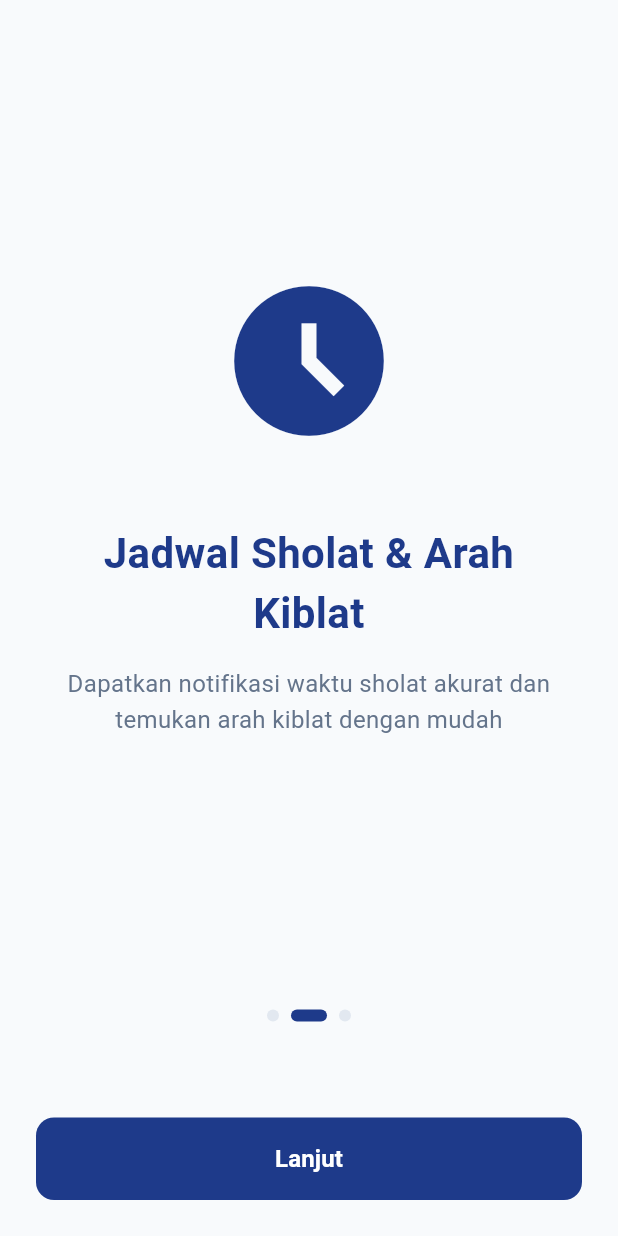
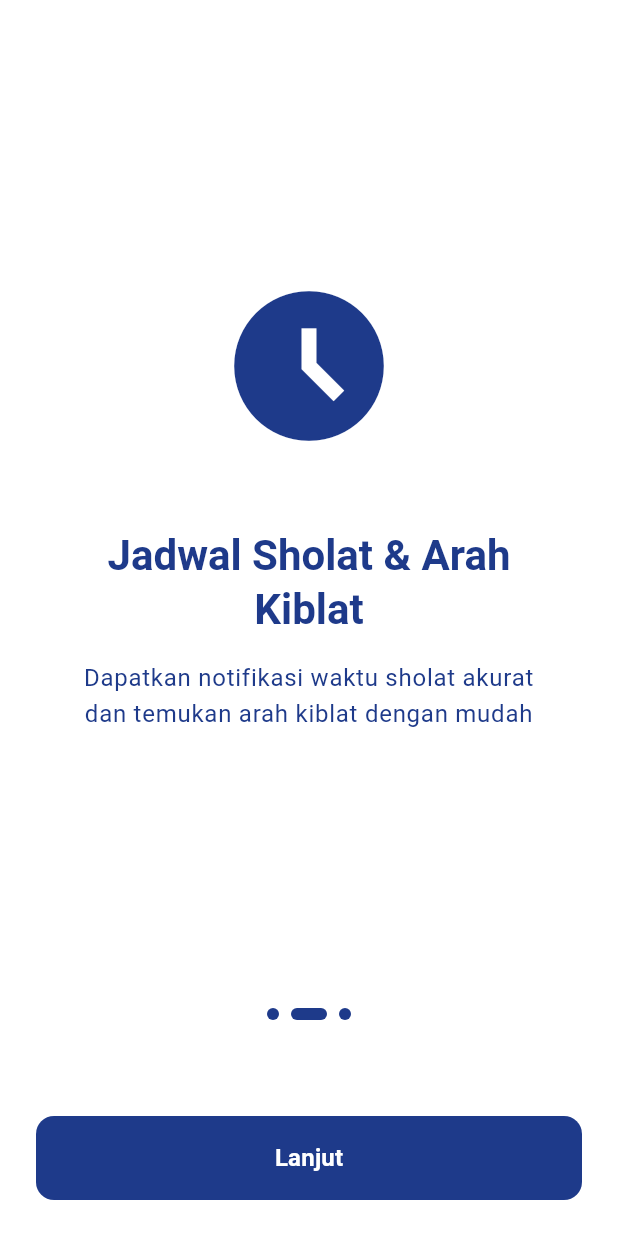
Before and after one commit to masumrpg/mls_flutter, a Flutter app: the screen it shows after launch, after a tap on "Lanjut", on a phone screen of 412 x 824 dp. Run offline on Flutter 3.47's test engine with Material 3 defaults, Android fonts, the phone set to English and light mode, and no system bars; our stand-ins replace audioplayers, dio, drift, drift_flutter, envied, equatable and 17 more; missing offline and left inert: gal, workmanager; accounts and stored records are empty; generated files the repository leaves out were written again; network calls fail.

Commit message:
feat: Add animated loading bar to splash screen and update theme color usage across pages.

```diff
--- a/lib/core/theme/app_colors.dart
+++ b/lib/core/theme/app_colors.dart
@@ -4,6 +4,9 @@ class AppColors {
   // Primary & Secondary
   static const primary = Color(0xFF1E3A8A); // Biru Dongker / Dark Blue
   static const secondary = Color(0xFFF59E0B); // Amber / Gold untuk aksen
+
+  // Accent
+  static const onPrimary = Color.fromARGB(255, 23, 48, 117);
 
   // Semantic
   static const error = Color(0xFFDC2626);
@@ -22,5 +25,5 @@ class AppColors {
   static const darkSurface = Color(0xFF1E293B); // Slate 800
   static const darkCard = Color(0xFF334155); // Slate 700
   static const darkText = Color(0xFFF1F5F9); // Slate 100
-  static const darkTextSecondary = Color(0xFF94A3B8); // Slate 400
+  static const darkTextSecondary = Color(0xFF94A3B8);
 }
--- a/lib/core/theme/app_theme.dart
+++ b/lib/core/theme/app_theme.dart
@@ -54,11 +54,11 @@ class AppTheme {
       useMaterial3: true,
       brightness: Brightness.dark,
       colorScheme: const ColorScheme.dark(
-        primary: AppColors.primary,
-        secondary: AppColors.secondary,
+        primary: AppColors.secondary,
+        secondary: AppColors.primary,
         error: AppColors.error,
-        surface: AppColors.darkSurface,
-        onPrimary: AppColors.white,
+        surface: AppColors.primary,
+        onPrimary: AppColors.onPrimary,
         onSecondary: AppColors.black,
         onSurface: AppColors.darkText,
         onError: AppColors.white,
--- a/lib/features/onboarding/ui/pages/onboarding_page.dart
+++ b/lib/features/onboarding/ui/pages/onboarding_page.dart
@@ -1,8 +1,6 @@
 import 'package:flutter/material.dart';
 import 'package:go_router/go_router.dart';
 import '../../../../../routes/route_names.dart';
-import '../../../../core/theme/app_colors.dart';
-import '../../../../core/theme/app_typography.dart';
 
 class OnboardingPage extends StatefulWidget {
   const OnboardingPage({super.key});
@@ -54,8 +52,12 @@ class _OnboardingPageState extends State<OnboardingPage> {
 
   @override
   Widget build(BuildContext context) {
+    final td = Theme.of(context);
+    final cs = td.colorScheme;
+    final textTheme = td.textTheme;
+
     return Scaffold(
-      backgroundColor: AppColors.background,
+      backgroundColor: cs.surface,
       body: SafeArea(
         child: Column(
           children: [
@@ -77,13 +79,13 @@ class _OnboardingPageState extends State<OnboardingPage> {
                         Icon(
                           _getIcon(_onboardingData[index]['icon']!),
                           size: 120,
-                          color: AppColors.primary,
+                          color: cs.primary,
                         ),
                         const SizedBox(height: 48),
                         Text(
                           _onboardingData[index]['title']!,
-                          style: AppTypography.textTheme.headlineMedium?.copyWith(
-                            color: AppColors.primary,
+                          style: textTheme.headlineMedium?.copyWith(
+                            color: cs.primary,
                             fontWeight: FontWeight.bold,
                           ),
                           textAlign: TextAlign.center,
@@ -91,8 +93,8 @@ class _OnboardingPageState extends State<OnboardingPage> {
                         const SizedBox(height: 16),
                         Text(
                           _onboardingData[index]['subtitle']!,
-                          style: AppTypography.textTheme.bodyLarge?.copyWith(
-                            color: AppColors.grey,
+                          style: textTheme.bodyLarge?.copyWith(
+                            color: cs.onSurface,
                             height: 1.5,
                           ),
                           textAlign: TextAlign.center,
@@ -115,8 +117,8 @@ class _OnboardingPageState extends State<OnboardingPage> {
                   width: _currentPage == index ? 24 : 8,
                   decoration: BoxDecoration(
                     color: _currentPage == index
-                        ? AppColors.primary
-                        : AppColors.lightGrey,
+                        ? cs.primary
+                        : cs.onSurface,
                     borderRadius: BorderRadius.circular(4),
                   ),
                 ),
@@ -141,8 +143,8 @@ class _OnboardingPageState extends State<OnboardingPage> {
                     }
                   },
                   style: ElevatedButton.styleFrom(
-                    backgroundColor: AppColors.primary,
-                    foregroundColor: AppColors.white,
+                    backgroundColor: cs.primary,
+                    foregroundColor: cs.onPrimary,
                     padding: const EdgeInsets.symmetric(vertical: 16),
                     shape: RoundedRectangleBorder(
                       borderRadius: BorderRadius.circular(12),
@@ -151,9 +153,9 @@ class _OnboardingPageState extends State<OnboardingPage> {
                   ),
                   child: Text(
                     _currentPage == _onboardingData.length - 1 ? 'Mulai' : 'Lanjut',
-                    style: AppTypography.textTheme.titleMedium?.copyWith(
+                    style: textTheme.titleMedium?.copyWith(
                       fontWeight: FontWeight.bold,
-                      color: AppColors.white,
+                      color: cs.onPrimary,
                     ),
                   ),
                 ),
--- a/lib/features/splash/ui/pages/splash_page.dart
+++ b/lib/features/splash/ui/pages/splash_page.dart
@@ -1,5 +1,6 @@
 import 'package:flutter/material.dart';
 import 'package:go_router/go_router.dart';
+import '../widgets/app_loading_bar.dart';
 import '../../../../../routes/route_names.dart';
 
 class SplashPage extends StatefulWidget {
@@ -9,19 +10,31 @@ class SplashPage extends StatefulWidget {
   State<SplashPage> createState() => _SplashPageState();
 }
 
-class _SplashPageState extends State<SplashPage> {
+class _SplashPageState extends State<SplashPage>
+    with SingleTickerProviderStateMixin {
+  late AnimationController _controller;
+
   @override
   void initState() {
     super.initState();
+    _controller = AnimationController(
+      vsync: this,
+      duration: const Duration(seconds: 3),
+    );
 
-    // Jalankan setelah frame pertama untuk menghindari race dengan context
-    WidgetsBinding.instance.addPostFrameCallback((_) {
-      Future.delayed(const Duration(seconds: 2), () {
-        if (mounted) {
+    _controller.addListener(() {
+      if (_controller.isCompleted && mounted) {
         context.goNamed(RouteNames.onboarding);
       }
     });
-    });
+
+    _controller.forward();
+  }
+
+  @override
+  void dispose() {
+    _controller.dispose();
+    super.dispose();
   }
 
   @override
@@ -32,12 +45,18 @@ class _SplashPageState extends State<SplashPage> {
 
     return Scaffold(
       backgroundColor: cs.surface,
-      body: Center(
+      body: SafeArea(
+        child: Stack(
+          children: [
+            // Main content centered
+            Center(
+              child: Padding(
+                padding: const EdgeInsets.symmetric(horizontal: 48),
                 child: Column(
                   mainAxisAlignment: MainAxisAlignment.center,
                   children: [
                     RotationTransition(
-              turns: const AlwaysStoppedAnimation(3/360),
+                      turns: const AlwaysStoppedAnimation(3 / 360),
                       child: Container(
                         decoration: BoxDecoration(
                           color: cs.onPrimary,
@@ -65,8 +84,54 @@ class _SplashPageState extends State<SplashPage> {
                     Text(
                       'Moslem Life Style',
                       style: textTheme.headlineLarge?.copyWith(
+                        color: cs.primary,
+                        fontWeight: FontWeight.bold,
+                      ),
+                    ),
+
+                    const SizedBox(height: 12),
+
+                    Text(
+                      'My Digital Learning Islam',
+                      style: textTheme.headlineLarge?.copyWith(
                         color: cs.onSurface,
-                fontWeight: FontWeight.bold,
+                        letterSpacing: 2,
+                        fontSize: 16,
+                        fontWeight: FontWeight.w100,
+                      ),
+                    ),
+
+                    const SizedBox(height: 64),
+
+                    // Loading bar
+                    AnimatedBuilder(
+                      animation: _controller,
+                      builder: (context, child) {
+                        return AppLoadingBar(
+                          value: _controller.value,
+                          color: cs.primary,
+                          backgroundColor: cs.primary.withValues(alpha: 0.15),
+                        );
+                      },
+                    ),
+                  ],
+                ),
+              ),
+            ),
+
+            // Version text at bottom
+            Align(
+              alignment: Alignment.bottomCenter,
+              child: Padding(
+                padding: const EdgeInsets.only(bottom: 24),
+                child: Text(
+                  'VERSION 0.0.1',
+                  style: textTheme.labelMedium?.copyWith(
+                    color: cs.onSurface.withValues(alpha: 0.4),
+                    letterSpacing: 2,
+                    fontWeight: FontWeight.w600,
+                  ),
+                ),
               ),
             ),
           ],
--- /dev/null
+++ b/lib/features/splash/ui/widgets/app_loading_bar.dart
@@ -0,0 +1,59 @@
+import 'package:flutter/material.dart';
+
+class AppLoadingBar extends StatelessWidget {
+  final double value;
+  final double height;
+  final Color color;
+  final Color backgroundColor;
+
+  const AppLoadingBar({
+    super.key,
+    required this.value,
+    this.height = 8,
+    required this.color,
+    required this.backgroundColor,
+  });
+
+  @override
+  Widget build(BuildContext context) {
+    return Column(
+      mainAxisSize: MainAxisSize.min,
+      crossAxisAlignment: CrossAxisAlignment.start,
+      children: [
+        const Text(
+          'LOADING',
+          style: TextStyle(
+            color: Colors.white,
+            fontSize: 10,
+            letterSpacing: 2,
+            fontWeight: FontWeight.w500,
+          ),
+        ),
+        const SizedBox(height: 8),
+        Container(
+          width: double.infinity,
+          height: height,
+          decoration: BoxDecoration(
+            color: backgroundColor,
+            borderRadius: BorderRadius.circular(height / 2),
+          ),
+          child: LayoutBuilder(
+            builder: (context, constraints) {
+              return Stack(
+                children: [
+                  Container(
+                    width: constraints.maxWidth * value.clamp(0.0, 1.0),
+                    decoration: BoxDecoration(
+                      color: color,
+                      borderRadius: BorderRadius.circular(height / 2),
+                    ),
+                  ),
+                ],
+              );
+            },
+          ),
+        ),
+      ],
+    );
+  }
+}
```
Lines whose indentation alone changed are shown as unchanged.
